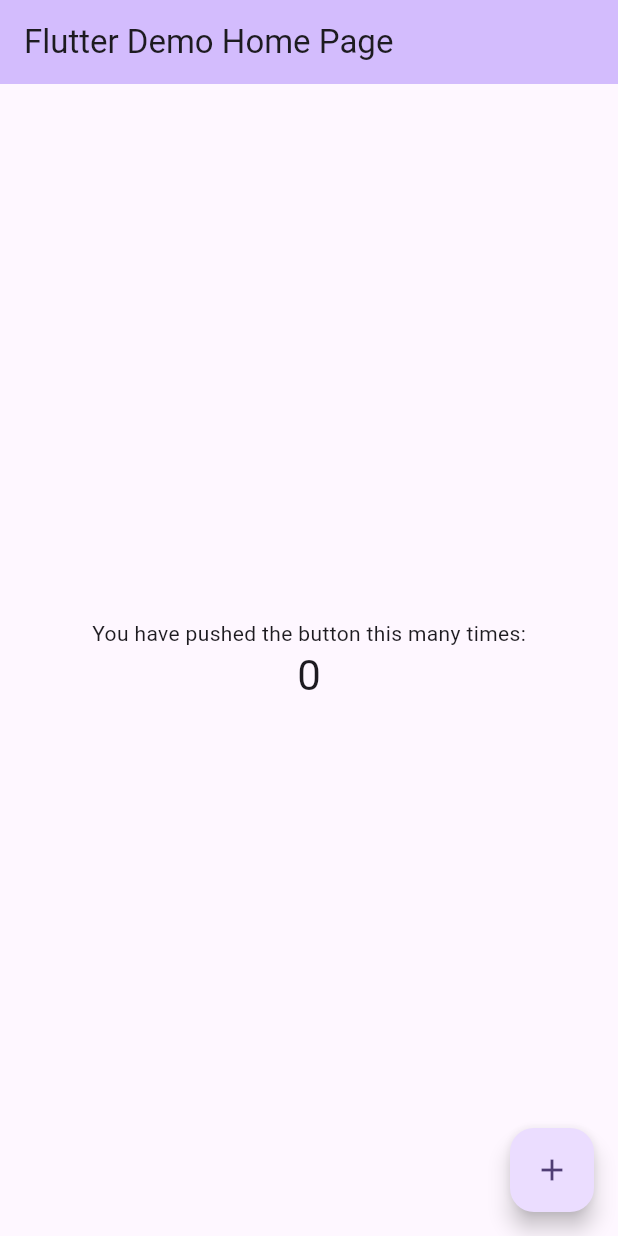
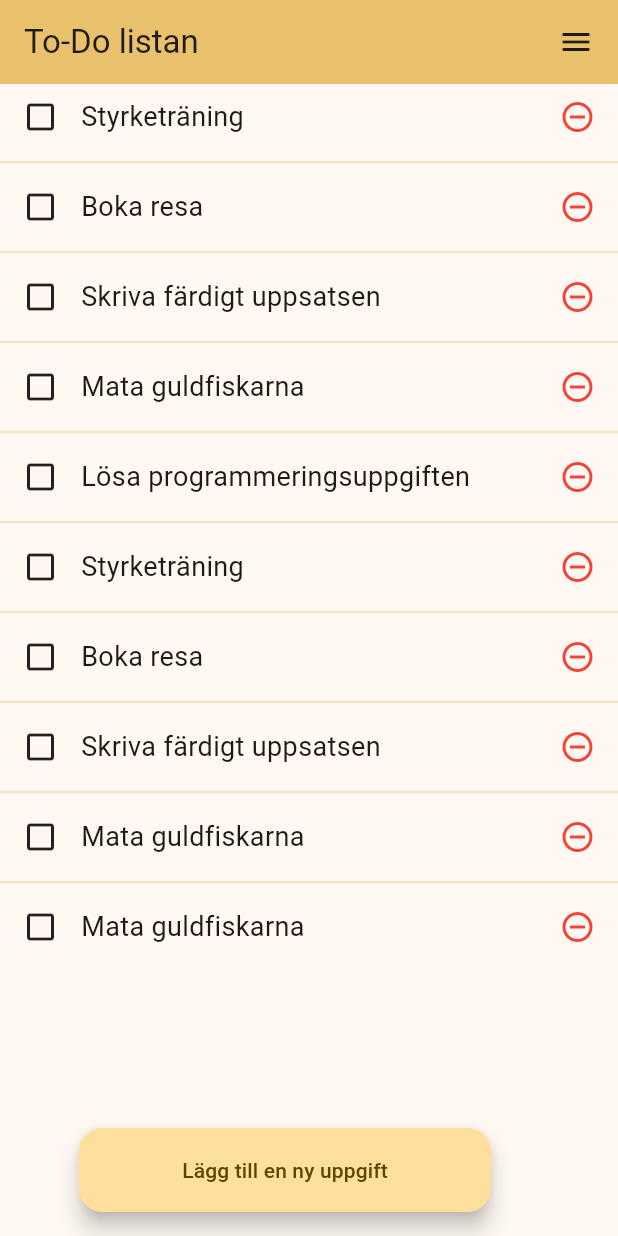
Before and after one commit to Ceionx/To-do-API-app, a Flutter app: the screen it shows after launch, on a phone screen of 412 x 824 dp. Run offline on Flutter 3.47's test engine with Material 2 defaults, Android fonts, the phone set to English and light mode, and no system bars.

Commit message:
Vecka-1 - Skapat UI

```diff
--- /dev/null
+++ b/lib/add_item.dart
@@ -0,0 +1,6 @@
+class AddItem {
+  String name;
+  bool completed = false;
+
+  AddItem(this.name);
+}
--- /dev/null
+++ b/lib/add_item_view.dart
@@ -0,0 +1,37 @@
+import 'package:flutter/material.dart';
+
+class AddItemView extends StatelessWidget {
+  const AddItemView({super.key});
+
+  @override
+  Widget build(BuildContext context) {
+    return Scaffold(
+      appBar: AppBar(title: Text('Lägg till en uppgift'),
+        backgroundColor: Theme.of(context).colorScheme.inversePrimary,
+      ),
+    body: Container(
+      padding: EdgeInsets.all(25),
+      child: Column(
+        crossAxisAlignment: CrossAxisAlignment.center,
+        children: [ Padding(
+          padding: EdgeInsets.only(bottom: 25),
+          child: TextField(
+            textAlign: TextAlign.center,
+            decoration: InputDecoration(
+            border: OutlineInputBorder(),
+            labelText: 'Vad är din nya uppgift?',
+            )
+          )
+        ),
+        Row(
+          mainAxisAlignment: MainAxisAlignment.center,
+          children: [
+          Text('Lägg till'),
+          Icon(Icons.add)
+        ],)
+        ]
+        ),
+      ),
+    );
+  }
+}
--- /dev/null
+++ b/lib/list_item.dart
@@ -0,0 +1,64 @@
+import 'package:flutter/material.dart';
+import './add_item.dart';
+
+class ListItem extends StatelessWidget {
+  final AddItem item;
+  ListItem(this.item, {super.key});
+
+  @override
+  Widget build(BuildContext context) {
+    if(item.completed==true){
+      return GestureDetector(
+        onTap: () {
+          print('Hejdå');
+        },
+        child: Column(
+          children: [
+            Row(
+              children: [
+                Padding(
+                  padding: EdgeInsets.only(left: 15, right: 15, top: 10, bottom: 10),
+                  child: Icon(Icons.check_box_outlined)
+                ),
+                Expanded(
+                  child: Text(item.name, style: TextStyle(fontSize: 18, decoration: TextDecoration.lineThrough),),
+                ),
+                Padding(
+                  padding: EdgeInsets.only(left: 15, right: 15, top: 10, bottom: 10),
+                  child: Icon(Icons.remove_circle_outline, color: Colors.red,)
+                ),
+              ],
+            ),
+            Divider(thickness: 0.5, color: Theme.of(context).colorScheme.inversePrimary)
+          ],
+        )
+      );
+      }
+    return GestureDetector(
+        onTap: () {
+          item.completed == true;
+          print('Hej');
+        },
+        child: Column(
+      children: [
+        Row(
+          children: [
+            Padding(
+              padding: EdgeInsets.only(left: 15, right: 15, top: 10, bottom: 10),
+              child: Icon(Icons.check_box_outline_blank)
+            ),
+            Expanded(
+              child: Text(item.name, style: TextStyle(fontSize: 18),),
+            ),
+            Padding(
+              padding: EdgeInsets.only(left: 15, right: 15, top: 10, bottom: 10),
+              child: Icon(Icons.remove_circle_outline, color: Colors.red,)
+            ),
+          ],
+        ),
+        Divider(thickness: 0.5, color: Theme.of(context).colorScheme.inversePrimary)
+      ],
+    )
+    );
+  }
+}
--- a/lib/main.dart
+++ b/lib/main.dart
@@ -1,125 +1,80 @@
 import 'package:flutter/material.dart';
+import 'add_item.dart';
+import 'list_item.dart';
+import 'add_item_view.dart';
 
 void main() {
-  runApp(const MyApp());
+  runApp(MyApp());
 }
 
 class MyApp extends StatelessWidget {
   const MyApp({super.key});
 
-  // This widget is the root of your application.
   @override
   Widget build(BuildContext context) {
     return MaterialApp(
-      title: 'Flutter Demo',
-      theme: ThemeData(
-        // This is the theme of your application.
-        //
-        // TRY THIS: Try running your application with "flutter run". You'll see
-        // the application has a blue toolbar. Then, without quitting the app,
-        // try changing the seedColor in the colorScheme below to Colors.green
-        // and then invoke "hot reload" (save your changes or press the "hot
-        // reload" button in a Flutter-supported IDE, or press "r" if you used
-        // the command line to start the app).
-        //
-        // Notice that the counter didn't reset back to zero; the application
-        // state is not lost during the reload. To reset the state, use hot
-        // restart instead.
-        //
-        // This works for code too, not just values: Most code changes can be
-        // tested with just a hot reload.
-        colorScheme: ColorScheme.fromSeed(seedColor: Colors.deepPurple),
-        useMaterial3: true,
-      ),
-      home: const MyHomePage(title: 'Flutter Demo Home Page'),
-    );
+      theme: ThemeData(colorScheme: ColorScheme.fromSeed(seedColor: Colors.amber),
+      useMaterial3: true,),
+      home: ToDoList());
   }
 }
 
-class MyHomePage extends StatefulWidget {
-  const MyHomePage({super.key, required this.title});
-
-  // This widget is the home page of your application. It is stateful, meaning
-  // that it has a State object (defined below) that contains fields that affect
-  // how it looks.
-
-  // This class is the configuration for the state. It holds the values (in this
-  // case the title) provided by the parent (in this case the App widget) and
-  // used by the build method of the State. Fields in a Widget subclass are
-  // always marked "final".
-
-  final String title;
-
-  @override
-  State<MyHomePage> createState() => _MyHomePageState();
-}
-
-class _MyHomePageState extends State<MyHomePage> {
-  int _counter = 0;
-
-  void _incrementCounter() {
-    setState(() {
-      // This call to setState tells the Flutter framework that something has
-      // changed in this State, which causes it to rerun the build method below
-      // so that the display can reflect the updated values. If we changed
-      // _counter without calling setState(), then the build method would not be
-      // called again, and so nothing would appear to happen.
-      _counter++;
-    });
-  }
+class ToDoList extends StatelessWidget {
+  const ToDoList({super.key});
 
   @override
   Widget build(BuildContext context) {
-    // This method is rerun every time setState is called, for instance as done
-    // by the _incrementCounter method above.
-    //
-    // The Flutter framework has been optimized to make rerunning build methods
-    // fast, so that you can just rebuild anything that needs updating rather
-    // than having to individually change instances of widgets.
+    List<AddItem> items = [
+      AddItem('Styrketräning'),
+      AddItem('Boka resa'),
+      AddItem('Skriva färdigt uppsatsen'),
+      AddItem('Mata guldfiskarna'),
+      AddItem('Lösa programmeringsuppgiften'),
+      AddItem('Styrketräning'),
+      AddItem('Boka resa'),
+      AddItem('Skriva färdigt uppsatsen'),
+      AddItem('Mata guldfiskarna'),
+      AddItem('Mata guldfiskarna'),
+    ];
     return Scaffold(
       appBar: AppBar(
-        // TRY THIS: Try changing the color here to a specific color (to
-        // Colors.amber, perhaps?) and trigger a hot reload to see the AppBar
-        // change color while the other colors stay the same.
-        backgroundColor: Theme.of(context).colorScheme.inversePrimary,
-        // Here we take the value from the MyHomePage object that was created by
-        // the App.build method, and use it to set our appbar title.
-        title: Text(widget.title),
-      ),
-      body: Center(
-        // Center is a layout widget. It takes a single child and positions it
-        // in the middle of the parent.
-        child: Column(
-          // Column is also a layout widget. It takes a list of children and
-          // arranges them vertically. By default, it sizes itself to fit its
-          // children horizontally, and tries to be as tall as its parent.
-          //
-          // Column has various properties to control how it sizes itself and
-          // how it positions its children. Here we use mainAxisAlignment to
-          // center the children vertically; the main axis here is the vertical
-          // axis because Columns are vertical (the cross axis would be
-          // horizontal).
-          //
-          // TRY THIS: Invoke "debug painting" (choose the "Toggle Debug Paint"
-          // action in the IDE, or press "p" in the console), to see the
-          // wireframe for each widget.
-          mainAxisAlignment: MainAxisAlignment.center,
-          children: <Widget>[
-            const Text(
-              'You have pushed the button this many times:',
-            ),
-            Text(
-              '$_counter',
-              style: Theme.of(context).textTheme.headlineMedium,
-            ),
+        title: Row(
+          children: [
+            Expanded(child: Text('To-Do listan')),
+            Icon(Icons.menu),
           ],
         ),
+        backgroundColor: Theme.of(context).colorScheme.inversePrimary,
+        ),
+      body: SizedBox(
+        height: 575,
+        child: ListView.builder(
+          itemBuilder: (context, index) {
+            //return _listItem(context, items[index]);
+            return ListItem(items[index]);
+          },
+          itemCount: items.length,
+        ),
       ),
-      floatingActionButton: FloatingActionButton(
-        onPressed: _incrementCounter,
-        tooltip: 'Increment',
-        child: const Icon(Icons.add),
-      ), // This trailing comma makes auto-formatting nicer for build methods.
+      floatingActionButton: _addItemButton(context)
+      );
+  }
+
+  Widget _addItemButton(BuildContext context) {
+    return Row(
+      mainAxisAlignment: MainAxisAlignment.center,
+      children: [
+        SizedBox(
+              width: 275,
+              child: FloatingActionButton(
+                onPressed: () {
+                  Navigator.push(context, MaterialPageRoute(builder: (context) => AddItemView()));
+                },
+                tooltip: 'Lägg till ny uppgift',
+                child: Text('Lägg till en ny uppgift'),
+              ),
+            ),
+      ],
     );
-  }
+    }
 }
```
Also changed, not shown: pubspec.lock.
